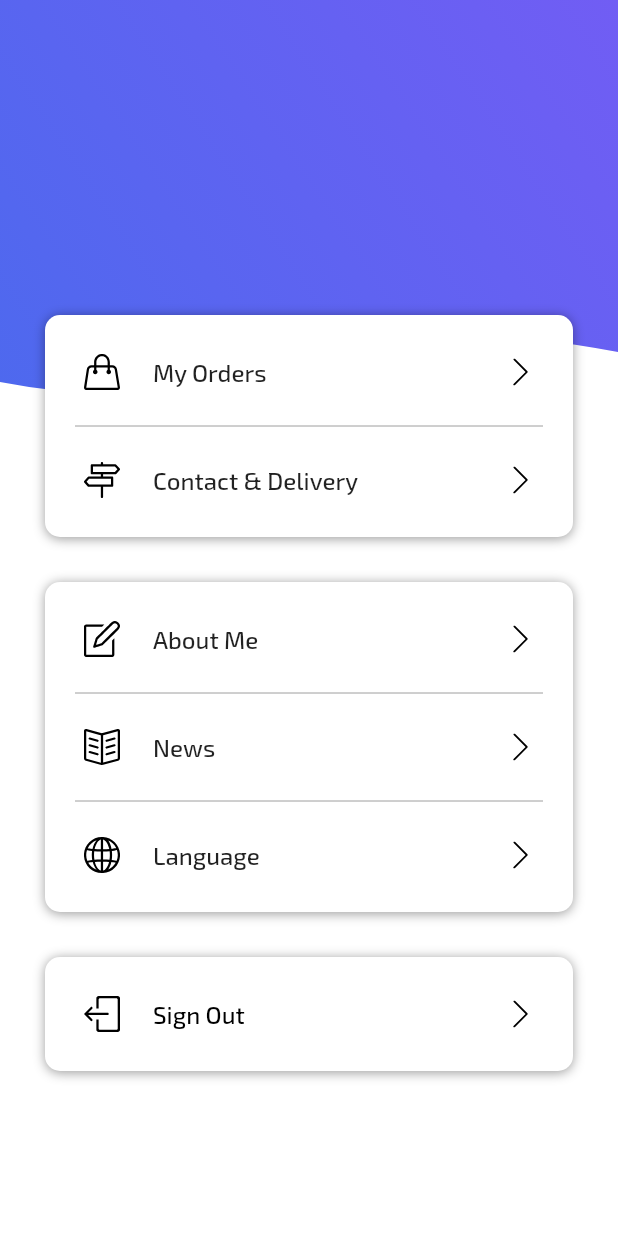
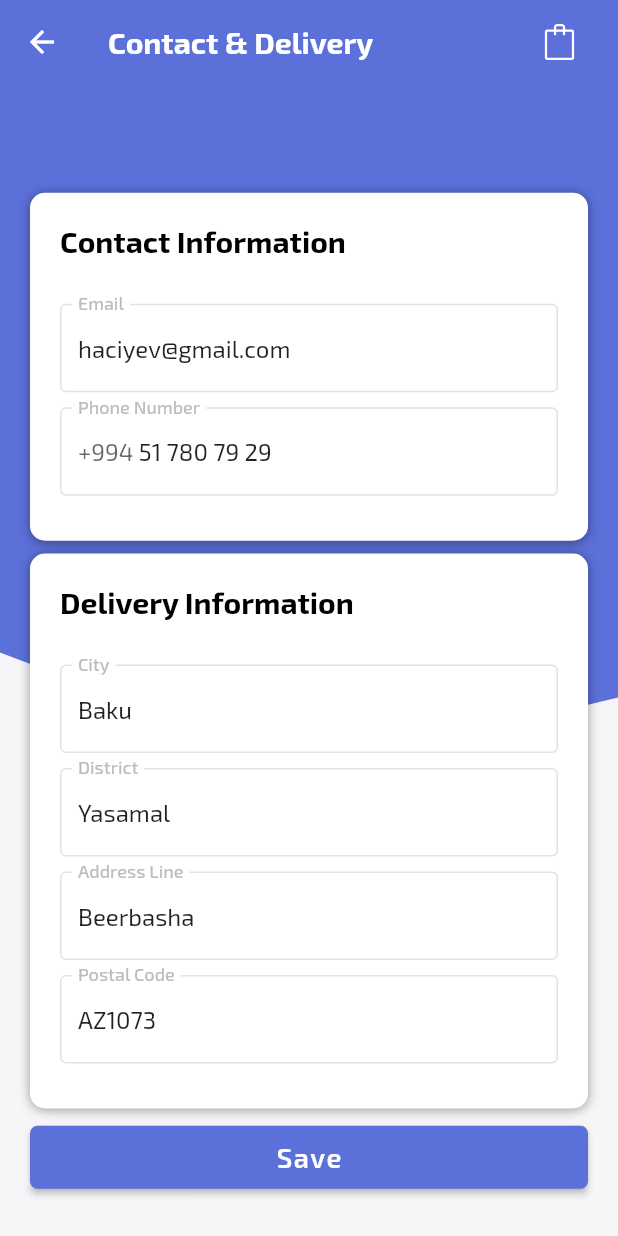
Before and after one commit to windrunner21/pulsooth-mobile, a Flutter app: the ProfilePage screen opened directly, after a tap on "Contact & Delivery", on a phone screen of 412 x 824 dp. Run offline on Flutter 3.47's test engine with Material 2 defaults, Android fonts, the light colour scheme and no system bars; our stand-ins replace carousel_slider, dots_indicator, flutter_icons, google_fonts.

Commit message:
contact&delivery done;

```diff
--- a/lib/ui/home-components/profile-page.dart
+++ b/lib/ui/home-components/profile-page.dart
@@ -1,5 +1,6 @@
 import 'package:flutter/material.dart';
 import 'package:flutter_icons/flutter_icons.dart';
+import 'package:pulsooth_mobile/ui/profile-components/contact-delivery-page.dart';
 
 import 'package:pulsooth_mobile/ui/profile-components/my-orders-page.dart';
 
@@ -97,7 +98,12 @@ class _ProfilePageState extends State<ProfilePage> {
                         padding: EdgeInsets.only(bottom: 10),
                         child: ListTile(
                           onTap: () {
-                            print('y');
+                            Navigator.push(
+                              context,
+                              MaterialPageRoute(
+                                builder: (context) => ContactDeliveryPage(),
+                              ),
+                            );
                           },
                           leading: Padding(
                             padding: EdgeInsets.only(left: 10),
--- /dev/null
+++ b/lib/ui/profile-components/contact-delivery-page.dart
@@ -0,0 +1,409 @@
+import 'package:flutter/material.dart';
+import 'package:flutter_icons/flutter_icons.dart';
+import 'package:google_fonts/google_fonts.dart';
+import 'package:pulsooth_mobile/classes/phone-number-formatter.dart';
+import 'package:pulsooth_mobile/ui/product-components/bag-page.dart';
+
+class ContactDeliveryPage extends StatefulWidget {
+  @override
+  _ContactDeliveryPageState createState() => _ContactDeliveryPageState();
+}
+
+class _ContactDeliveryPageState extends State<ContactDeliveryPage> {
+  FocusNode emailFocusNode;
+  FocusNode phoneNumberFocusNode;
+  FocusNode cityFocusNode;
+  FocusNode districtFocusNode;
+  FocusNode addressFocusNode;
+  FocusNode postalFocusNode;
+
+  final email = TextEditingController(text: "haciyev@gmail.com");
+  final phoneNumber = TextEditingController(text: "51 780 79 29");
+  final city = TextEditingController(text: "Baku");
+  final district = TextEditingController(text: "Yasamal");
+  final address = TextEditingController(text: "Beerbasha");
+  final postal = TextEditingController(text: "AZ1073");
+
+  @override
+  void initState() {
+    super.initState();
+    emailFocusNode = FocusNode();
+    phoneNumberFocusNode = FocusNode();
+    cityFocusNode = FocusNode();
+    districtFocusNode = FocusNode();
+    addressFocusNode = FocusNode();
+    postalFocusNode = FocusNode();
+  }
+
+  @override
+  void dispose() {
+    email.dispose();
+    phoneNumber.dispose();
+    emailFocusNode.dispose();
+    phoneNumberFocusNode.dispose();
+    cityFocusNode.dispose();
+    districtFocusNode.dispose();
+    addressFocusNode.dispose();
+    postalFocusNode.dispose();
+    super.dispose();
+  }
+
+  void _requestFocus(numb) {
+    setState(
+      () {
+        if (numb == 1) {
+          FocusScope.of(context).requestFocus(emailFocusNode);
+        } else if (numb == 2) {
+          FocusScope.of(context).requestFocus(phoneNumberFocusNode);
+        } else if (numb == 3) {
+          FocusScope.of(context).requestFocus(cityFocusNode);
+        } else if (numb == 4) {
+          FocusScope.of(context).requestFocus(districtFocusNode);
+        } else if (numb == 5) {
+          FocusScope.of(context).requestFocus(addressFocusNode);
+        } else if (numb == 6) {
+          FocusScope.of(context).requestFocus(postalFocusNode);
+        }
+      },
+    );
+  }
+
+  @override
+  Widget build(BuildContext context) {
+    return Scaffold(
+      backgroundColor: Color(0xFFF6F6F9),
+      extendBodyBehindAppBar: true,
+      appBar: AppBar(
+        iconTheme: IconThemeData(
+          color: Colors.white, //change your color here
+        ),
+        title: Text(
+          'Contact & Delivery',
+          style: GoogleFonts.exo2(
+            textStyle:
+                TextStyle(color: Colors.white, fontWeight: FontWeight.bold),
+          ),
+        ),
+        centerTitle: false,
+        backgroundColor: Colors.transparent,
+        elevation: 0,
+        actions: [
+          Padding(
+            padding: EdgeInsets.only(right: 15),
+            child: IconButton(
+              onPressed: () {
+                Navigator.push(
+                  context,
+                  MaterialPageRoute(
+                    builder: (context) => BagPage(),
+                  ),
+                );
+              },
+              icon: Icon(SimpleLineIcons.bag, color: Colors.white),
+            ),
+          ),
+        ],
+      ),
+      body: Stack(
+        children: [
+          Column(
+            children: [
+              Container(
+                color: Colors.white,
+              ),
+              ClipPath(
+                child: Container(
+                  color: Color(0xFF5B70D9),
+                  height: MediaQuery.of(context).size.height / 1.6,
+                ),
+                clipper: BottomWaveClipper(),
+              ),
+            ],
+          ),
+          Container(
+            margin: EdgeInsets.only(top: 100),
+            padding: EdgeInsets.all(20),
+            child: Column(
+              mainAxisAlignment: MainAxisAlignment.spaceEvenly,
+              children: [
+                Container(
+                  decoration: BoxDecoration(
+                    color: Colors.white,
+                    borderRadius: BorderRadius.circular(10),
+                    boxShadow: [
+                      BoxShadow(
+                        color: Colors.black38,
+                        offset: Offset(0.0, 1.0),
+                        blurRadius: 6.0,
+                      ),
+                    ],
+                  ),
+                  padding: EdgeInsets.fromLTRB(20, 20, 20, 30),
+                  child: Column(
+                    crossAxisAlignment: CrossAxisAlignment.start,
+                    mainAxisAlignment: MainAxisAlignment.center,
+                    children: <Widget>[
+                      Text(
+                        "Contact Information",
+                        style: TextStyle(
+                            fontSize: 20,
+                            fontWeight: FontWeight.bold,
+                            color: Colors.black),
+                      ),
+                      SizedBox(height: 30),
+                      TextFormField(
+                        focusNode: emailFocusNode,
+                        onTap: () {
+                          _requestFocus(1);
+                        },
+                        controller: email,
+                        keyboardType: TextInputType.emailAddress,
+                        decoration: InputDecoration(
+                          border: OutlineInputBorder(),
+                          enabledBorder: OutlineInputBorder(
+                            borderSide:
+                                BorderSide(color: Color(0xFFE2E2E2), width: 1),
+                          ),
+                          focusedBorder: OutlineInputBorder(
+                            borderSide:
+                                BorderSide(color: Color(0xFF5B70D9), width: 2),
+                          ),
+                          labelText: 'Email',
+                          labelStyle: TextStyle(
+                            fontWeight: FontWeight.w500,
+                            color: emailFocusNode.hasFocus
+                                ? Color(0xFF5B70D9)
+                                : Colors.grey[400],
+                          ),
+                        ),
+                      ),
+                      SizedBox(height: 10),
+                      TextFormField(
+                        focusNode: phoneNumberFocusNode,
+                        onTap: () {
+                          _requestFocus(2);
+                        },
+                        controller: phoneNumber,
+                        keyboardType: TextInputType.phone,
+                        inputFormatters: [
+                          PhoneNumberFormatter(
+                            mask: 'xx xxx xx xx',
+                            separator: ' ',
+                          ),
+                        ],
+                        decoration: InputDecoration(
+                          border: OutlineInputBorder(),
+                          enabledBorder: OutlineInputBorder(
+                            borderSide:
+                                BorderSide(color: Color(0xFFE2E2E2), width: 1),
+                          ),
+                          focusedBorder: OutlineInputBorder(
+                            borderSide:
+                                BorderSide(color: Color(0xFF5B70D9), width: 2),
+                          ),
+                          focusColor: Color(0xFF5B70D9),
+                          labelText: 'Phone Number',
+                          prefixText: '+994 ',
+                          hintText: 'xx xxx xx xx',
+                          labelStyle: TextStyle(
+                            fontWeight: FontWeight.w500,
+                            color: phoneNumberFocusNode.hasFocus
+                                ? Color(0xFF5B70D9)
+                                : Colors.grey[400],
+                          ),
+                        ),
+                      ),
+                    ],
+                  ),
+                ),
+                Container(
+                  decoration: BoxDecoration(
+                    color: Colors.white,
+                    borderRadius: BorderRadius.circular(10),
+                    boxShadow: [
+                      BoxShadow(
+                        color: Colors.black38,
+                        offset: Offset(0.0, 1.0),
+                        blurRadius: 6.0,
+                      ),
+                    ],
+                  ),
+                  padding: EdgeInsets.fromLTRB(20, 20, 20, 30),
+                  child: Column(
+                    crossAxisAlignment: CrossAxisAlignment.start,
+                    mainAxisAlignment: MainAxisAlignment.center,
+                    children: <Widget>[
+                      Text(
+                        "Delivery Information",
+                        style: TextStyle(
+                            fontSize: 20,
+                            fontWeight: FontWeight.bold,
+                            color: Colors.black),
+                      ),
+                      SizedBox(height: 30),
+                      TextFormField(
+                        focusNode: cityFocusNode,
+                        onTap: () {
+                          _requestFocus(3);
+                        },
+                        controller: city,
+                        keyboardType: TextInputType.text,
+                        textCapitalization: TextCapitalization.sentences,
+                        decoration: InputDecoration(
+                          border: OutlineInputBorder(),
+                          enabledBorder: OutlineInputBorder(
+                            borderSide:
+                                BorderSide(color: Color(0xFFE2E2E2), width: 1),
+                          ),
+                          focusedBorder: OutlineInputBorder(
+                            borderSide:
+                                BorderSide(color: Color(0xFF5B70D9), width: 2),
+                          ),
+                          labelText: 'City',
+                          labelStyle: TextStyle(
+                            fontWeight: FontWeight.w500,
+                            color: cityFocusNode.hasFocus
+                                ? Color(0xFF5B70D9)
+                                : Colors.grey[400],
+                          ),
+                        ),
+                      ),
+                      SizedBox(height: 10),
+                      TextFormField(
+                        focusNode: districtFocusNode,
+                        onTap: () {
+                          _requestFocus(4);
+                        },
+                        controller: district,
+                        keyboardType: TextInputType.text,
+                        textCapitalization: TextCapitalization.sentences,
+                        decoration: InputDecoration(
+                          border: OutlineInputBorder(),
+                          enabledBorder: OutlineInputBorder(
+                            borderSide:
+                                BorderSide(color: Color(0xFFE2E2E2), width: 1),
+                          ),
+                          focusedBorder: OutlineInputBorder(
+                            borderSide:
+                                BorderSide(color: Color(0xFF5B70D9), width: 2),
+                          ),
+                          focusColor: Color(0xFF5B70D9),
+                          labelText: 'District',
+                          labelStyle: TextStyle(
+                            fontWeight: FontWeight.w500,
+                            color: districtFocusNode.hasFocus
+                                ? Color(0xFF5B70D9)
+                                : Colors.grey[400],
+                          ),
+                        ),
+                      ),
+                      SizedBox(height: 10),
+                      TextFormField(
+                        focusNode: addressFocusNode,
+                        onTap: () {
+                          _requestFocus(5);
+                        },
+                        controller: address,
+                        keyboardType: TextInputType.text,
+                        textCapitalization: TextCapitalization.sentences,
+                        decoration: InputDecoration(
+                          border: OutlineInputBorder(),
+                          enabledBorder: OutlineInputBorder(
+                            borderSide:
+                                BorderSide(color: Color(0xFFE2E2E2), width: 1),
+                          ),
+                          focusedBorder: OutlineInputBorder(
+                            borderSide:
+                                BorderSide(color: Color(0xFF5B70D9), width: 2),
+                          ),
+                          focusColor: Color(0xFF5B70D9),
+                          labelText: 'Address Line',
+                          labelStyle: TextStyle(
+                            fontWeight: FontWeight.w500,
+                            color: addressFocusNode.hasFocus
+                                ? Color(0xFF5B70D9)
+                                : Colors.grey[400],
+                          ),
+                        ),
+                      ),
+                      SizedBox(height: 10),
+                      TextFormField(
+                        focusNode: postalFocusNode,
+                        onTap: () {
+                          _requestFocus(5);
+                        },
+                        controller: postal,
+                        keyboardType: TextInputType.text,
+                        textCapitalization: TextCapitalization.characters,
+                        decoration: InputDecoration(
+                          border: OutlineInputBorder(),
+                          enabledBorder: OutlineInputBorder(
+                            borderSide:
+                                BorderSide(color: Color(0xFFE2E2E2), width: 1),
+                          ),
+                          focusedBorder: OutlineInputBorder(
+                            borderSide:
+                                BorderSide(color: Color(0xFF5B70D9), width: 2),
+                          ),
+                          focusColor: Color(0xFF5B70D9),
+                          labelText: 'Postal Code',
+                          labelStyle: TextStyle(
+                            fontWeight: FontWeight.w500,
+                            color: postalFocusNode.hasFocus
+                                ? Color(0xFF5B70D9)
+                                : Colors.grey[400],
+                          ),
+                        ),
+                      ),
+                    ],
+                  ),
+                ),
+                Container(
+                  width: double.infinity,
+                  child: RaisedButton(
+                    padding: EdgeInsets.only(top: 10, bottom: 10),
+                    color: Color(0xFF5B70D9),
+                    shape: RoundedRectangleBorder(
+                      borderRadius: BorderRadius.circular(5),
+                    ),
+                    onPressed: () {},
+                    child: Text(
+                      "Save",
+                      style: TextStyle(
+                          color: Colors.white,
+                          fontSize: 18,
+                          fontWeight: FontWeight.w600,
+                          letterSpacing: 1),
+                    ),
+                  ),
+                ),
+              ],
+            ),
+          ),
+        ],
+      ),
+    );
+  }
+}
+
+class BottomWaveClipper extends CustomClipper<Path> {
+  @override
+  Path getClip(Size size) {
+    var path = Path();
+    path.lineTo(0.0, size.height - 80);
+
+    var firstControlPoint = Offset(size.width / 2, size.height);
+    var firstEndPoint = Offset(size.width / 1.25, size.height - 30.0);
+    path.quadraticBezierTo(firstControlPoint.dx, firstControlPoint.dy,
+        firstEndPoint.dx, firstEndPoint.dy);
+
+    path.lineTo(size.width, size.height - 50);
+    path.lineTo(size.width, 0.0);
+    path.close();
+
+    return path;
+  }
+
+  @override
+  bool shouldReclip(CustomClipper<Path> oldClipper) => false;
+}
```
